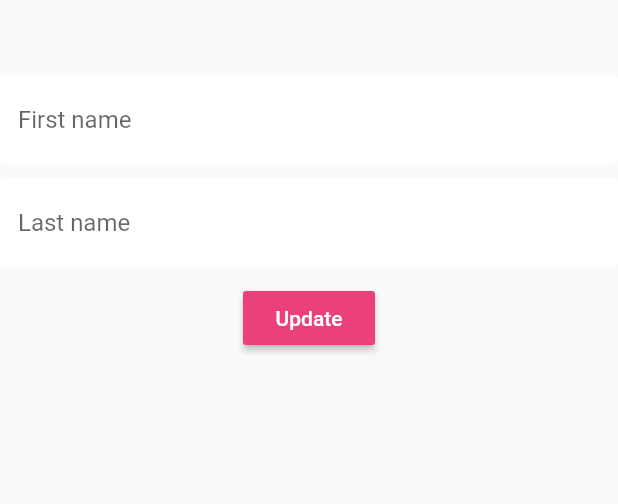
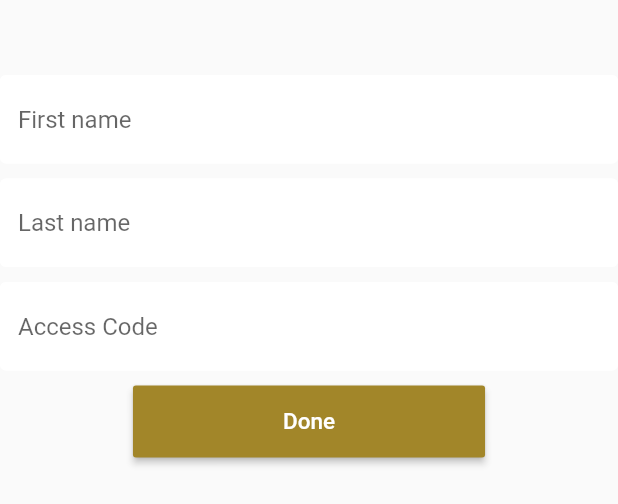
Before and after one commit to porumdc/AMO-Homebase, a Flutter app: the SettingsForm widget shown alone on an empty page, opened directly, on a phone screen of 412 x 824 dp. Shown: the top 504 px of the screen. Run offline on Flutter 3.47's test engine with Material 2 defaults, Android fonts, the phone set to English and light mode, and no system bars; our stand-ins replace cloud_firestore, firebase_auth, flutter_spinkit; accounts and stored records are empty.

Commit message:
Fixed and added a lot of things
- added email to database
- added temporary roles
- bottom sheets doesn't close when dragged down but still skippable

```diff
--- a/lib/models/amomodel.dart
+++ b/lib/models/amomodel.dart
@@ -2,6 +2,8 @@ class AmoModel{
 	final String firstname;
 	final String lastname;
 	//final int birthdate;
+	final String role;
+	final String email;
 
-	AmoModel ({this.firstname, this.lastname});
+	AmoModel ({this.firstname, this.lastname, this.role, this.email});
 }
--- a/lib/models/user.dart
+++ b/lib/models/user.dart
@@ -8,6 +8,8 @@ class UserData{
 	final String uid;
 	final String firstname;
 	final String lastname;
+	final String role;
+	final String email;
 
-	UserData({ this.uid, this.firstname, this.lastname});
+	UserData({ this.uid, this.firstname, this.lastname, this.role, this.email});
 }
--- a/lib/screens/home/datatile.dart
+++ b/lib/screens/home/datatile.dart
@@ -1,4 +1,4 @@
-/*import 'package:flutter/material.dart';
+import 'package:flutter/material.dart';
 import 'package:amo/models/amomodel.dart';
 
 class DataTile extends StatelessWidget{
@@ -18,10 +18,9 @@ class DataTile extends StatelessWidget{
 						backgroundColor: Color(0xFFAF923D),
 					),
 					title: Text('${amomodel.firstname} ${amomodel.lastname}'),
-					//subtitle: Text('birthdate: ${amomodel.birthdate}'),
+					subtitle: Text('role: ${amomodel.role}'),
 				),
 			),
 		);
 	}
 }
-*/
--- a/lib/screens/home/settings_form.dart
+++ b/lib/screens/home/settings_form.dart
@@ -1,9 +1,10 @@
+import 'package:firebase_auth/firebase_auth.dart';
 import 'package:amo/models/user.dart';
 import 'package:amo/services/database.dart';
 import 'package:amo/shared/constants.dart';
-//import 'package:amo/shared/loading.dart';
 import 'package:flutter/material.dart';
 import 'package:provider/provider.dart';
+//import 'package:amo/screens/authenticate/register.dart';
 
 class SettingsForm extends StatefulWidget {
 	@override
@@ -11,12 +12,13 @@ class SettingsForm extends StatefulWidget {
 }
 
 class _SettingsFormState extends State<SettingsForm> {
-
 	final _formKey = GlobalKey<FormState>();
 
 	// form values
 	String _firstName;
 	String _lastName;
+	String _role;
+	String loading = 'Done';
 
 	@override
 	Widget build(BuildContext context) {
@@ -27,14 +29,12 @@ class _SettingsFormState extends State<SettingsForm> {
 
 			stream: DatabaseService(uid: user.uid).userData,
 			builder: (context, snapshot) {
-		  //UserData userData = snapshot.data;
 				return Form(
 					key: _formKey,
 					child: Column(
 						children: <Widget>[
 							SizedBox(height: 50.0),
 							TextFormField(
-				  //initialValue: userData.firstname,
 								decoration: textInputDecoration.copyWith(hintText: 'First name'),
 								validator: (val) => val.isEmpty ? 'Please enter first name' : null,
 								onChanged: (val) => setState(() => _firstName = val),
@@ -42,25 +42,42 @@ class _SettingsFormState extends State<SettingsForm> {
 							SizedBox(height: 10.0),
 
 							TextFormField(
-				  //initialValue: userData.lastname,
 								decoration: textInputDecoration.copyWith(hintText: 'Last name'),
 								validator: (val) => val.isEmpty ? 'Please enter last name' : null,
 								onChanged: (val) => setState(() => _lastName = val),
 							),
 							SizedBox(height: 10.0),
 
+							TextFormField(
+								decoration: textInputDecoration.copyWith(hintText: 'Access Code'),
+								validator: (val) {
+									return val.isEmpty
+										? 'Enter an access code'
+									 	: accessCodeCheck (val)
+									 	? null : 'Access Code invalid';
+									},
+									onChanged: (val) => setState(() => _role = val),
+							),
+							SizedBox(height: 10.0),
+
 							RaisedButton(
-				  color: Colors.pink[400],
+								color: Color(0xFFA28629),
+								padding: EdgeInsets.symmetric(vertical: 15.0, horizontal: 100.0),
 								child: Text(
-					'Update',
-					style: TextStyle(color: Colors.white),
+									'Done',
+									style: TextStyle(color: Colors.white, fontSize: 15.0),
 								),
 								onPressed: () async {
+									FirebaseUser user = await FirebaseAuth.instance.currentUser();
+									String _email = user.email;
 									if(_formKey.currentState.validate()){
 										await DatabaseService(uid: user.uid).updateUserData(
 											_firstName ?? snapshot.data.firstname,
 											_lastName ?? snapshot.data.lastname,
+											_role ?? snapshot.data.role,
+											_email ?? snapshot.data.email,
 									);
+									setState(() => loading = 'Loading. Please wait');
 									Navigator.pop(context);
 									}
 								}
@@ -71,4 +88,13 @@ class _SettingsFormState extends State<SettingsForm> {
 			}
 		);
 	}
+
+	bool accessCodeCheck(String value){
+		if(value == 'contactperson' || value == 'stayin'){
+			return true;
 		}
+		else{
+			return false;
+		}
+	}
+}
--- a/lib/services/auth.dart
+++ b/lib/services/auth.dart
@@ -22,7 +22,7 @@ class AuthService {
 			AuthResult result = await _auth.signInWithEmailAndPassword(email: email, password: password);
 			FirebaseUser user = result.user;
 
-			await DatabaseService(uid: user.uid).updateUserData('',''); //, 0);
+			await DatabaseService(uid: user.uid).updateUserData('','', '', ''); //, 0);
 
 			return _userFromFirebaseUser(user);
 		} catch(e){
--- a/lib/shared/constants.dart
+++ b/lib/shared/constants.dart
@@ -10,3 +10,5 @@ const textInputDecoration = InputDecoration(
 		borderSide: BorderSide(color: Color(0xFFAF923D), width: 2.0)
 	),
 );
+
+const amoPrimaryColor = Color(0xFFA28629);
--- a/pubspec.yaml
+++ b/pubspec.yaml
@@ -25,7 +25,7 @@ dependencies:
     sdk: flutter
   date_field: ^0.1.2
   provider: ^3.1.0
-  google_fonts: ^1.1.0
+  flutter_calendar_carousel: ^1.4.12
 
 
   # The following adds the Cupertino Icons font to your application.
```
Also changed, not shown: lib/screens/authenticate/register.dart (+32 -26 lines), lib/screens/home/amomemberlist.dart (renamed from lib/screens/home/amodatalist.dart, +6 -6 lines), lib/screens/home/home.dart (+8 -3 lines), lib/services/database.dart (+7 -10 lines), pubspec.lock. Lines whose indentation alone changed are shown as unchanged.
